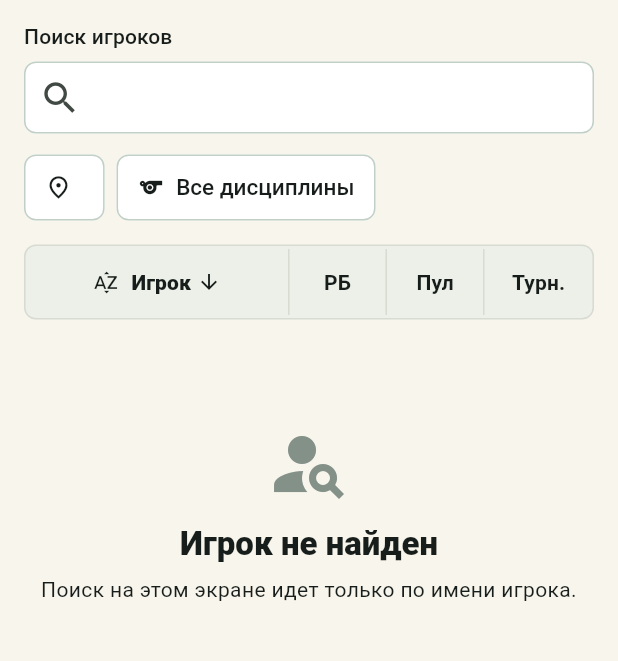
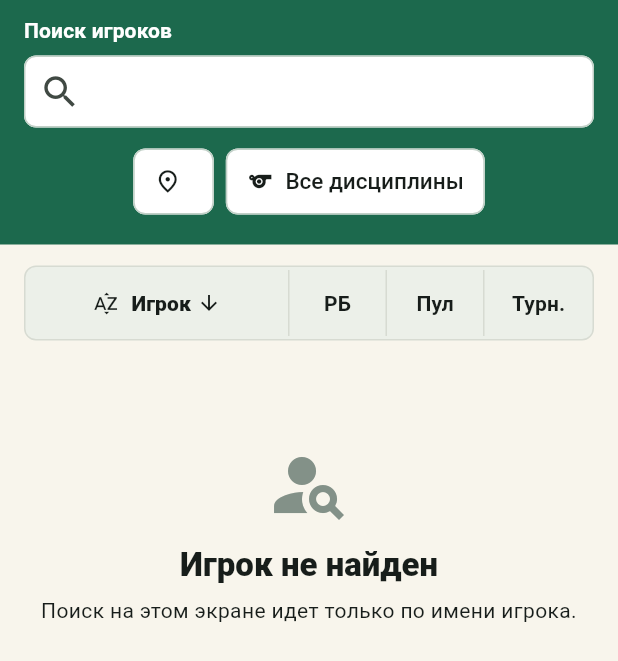
Before and after one commit to sergannn/llb20, a Flutter app: the _PlayersPage widget shown alone on an empty page, opened directly with empty values, on a phone screen of 412 x 824 dp. Shown: the top 661 px of the screen. Run offline on Flutter 3.47's test engine with Material 3 defaults, Android fonts, the phone set to English and light mode, and no system bars; our stand-ins replace app_links, flutter_secure_storage, image_picker, shared_preferences, webview_flutter; accounts and stored records are empty; network calls fail.

Commit message:
Apply Anima green header and drawer colors

```diff
--- a/lib/src/app_parts/players.dart
+++ b/lib/src/app_parts/players.dart
@@ -141,7 +141,10 @@ class _PlayersPageState extends State<_PlayersPage> {
       onRefresh: widget.onRefresh,
       child: ListView(
         physics: const AlwaysScrollableScrollPhysics(),
-        padding: const EdgeInsets.fromLTRB(16, 14, 16, 24),
+        padding: const EdgeInsets.only(bottom: 24),
+        children: [
+          _AnimaHeaderBand(
+            child: Column(
               children: [
                 _AnimaSearchField(
                   controller: widget.searchController,
@@ -165,7 +168,14 @@ class _PlayersPageState extends State<_PlayersPage> {
                     ),
                   ],
                 ),
+              ],
+            ),
+          ),
           const SizedBox(height: 14),
+          Padding(
+            padding: const EdgeInsets.symmetric(horizontal: 16),
+            child: Column(
+              children: [
                 if (searching) const LinearProgressIndicator(minHeight: 2),
                 if (searchError != null)
                   MaterialBanner(
@@ -195,6 +205,9 @@ class _PlayersPageState extends State<_PlayersPage> {
                     icon: Icons.person_search,
                     title: 'Игрок не найден',
                     text: 'Поиск на этом экране идет только по имени игрока.',
+                  ),
+              ],
+            ),
           ),
         ],
       ),
--- a/lib/src/app_parts/tournaments_home.dart
+++ b/lib/src/app_parts/tournaments_home.dart
@@ -76,8 +76,7 @@ class _TournamentsPageState extends State<_TournamentsPage> {
       initialIndex: initialTabIndex,
       child: Column(
         children: [
-          Padding(
-            padding: const EdgeInsets.fromLTRB(16, 14, 16, 0),
+          _AnimaHeaderBand(
             child: Column(
               children: [
                 _AnimaSearchField(
@@ -108,8 +107,12 @@ class _TournamentsPageState extends State<_TournamentsPage> {
                       ),
                   ],
                 ),
-                const SizedBox(height: 14),
-                Row(
+              ],
+            ),
+          ),
+          Padding(
+            padding: const EdgeInsets.fromLTRB(16, 14, 16, 0),
+            child: Row(
               children: [
                 Expanded(
                   child: _TournamentTabBar(
@@ -122,8 +125,6 @@ class _TournamentsPageState extends State<_TournamentsPage> {
                   tooltip: 'Создать турнир',
                   onPressed: showCreateTournamentSheet,
                   icon: const Icon(Icons.add),
-                    ),
-                  ],
                 ),
               ],
             ),
@@ -605,6 +606,35 @@ class _SuggestionChips extends StatelessWidget {
   }
 }
 
+class _AnimaHeaderBand extends StatelessWidget {
+  const _AnimaHeaderBand({required this.child});
+
+  final Widget child;
+
+  @override
+  Widget build(BuildContext context) {
+    final theme = Theme.of(context);
+    final labelLarge = theme.textTheme.labelLarge;
+    return DecoratedBox(
+      decoration: const BoxDecoration(color: LlbAppTheme.baize),
+      child: Padding(
+        padding: const EdgeInsets.fromLTRB(16, 10, 16, 18),
+        child: Theme(
+          data: theme.copyWith(
+            textTheme: theme.textTheme.copyWith(
+              labelLarge: labelLarge?.copyWith(
+                color: Colors.white,
+                fontWeight: FontWeight.w700,
+              ),
+            ),
+          ),
+          child: child,
+        ),
+      ),
+    );
+  }
+}
+
 class _FilterChipData {
   const _FilterChipData({
     required this.icon,
```
Also changed, not shown: lib/src/app_parts/auth_drawer_settings.dart (+38 -7 lines), lib/src/app_theme.dart (+5 -3 lines). Lines whose indentation alone changed are shown as unchanged.
